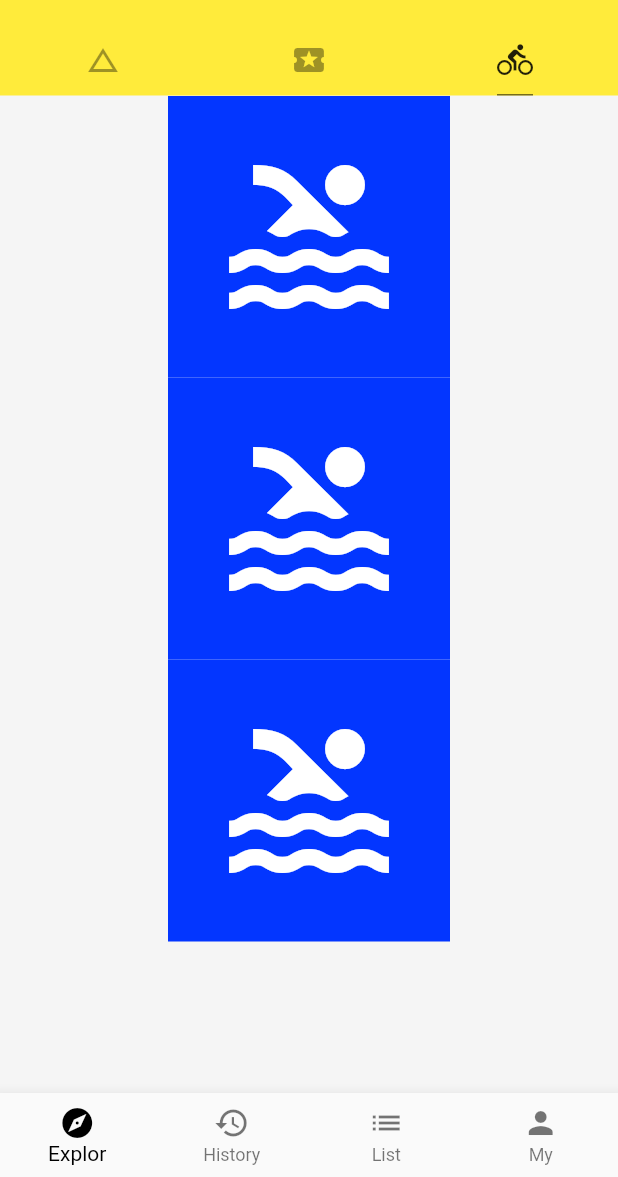
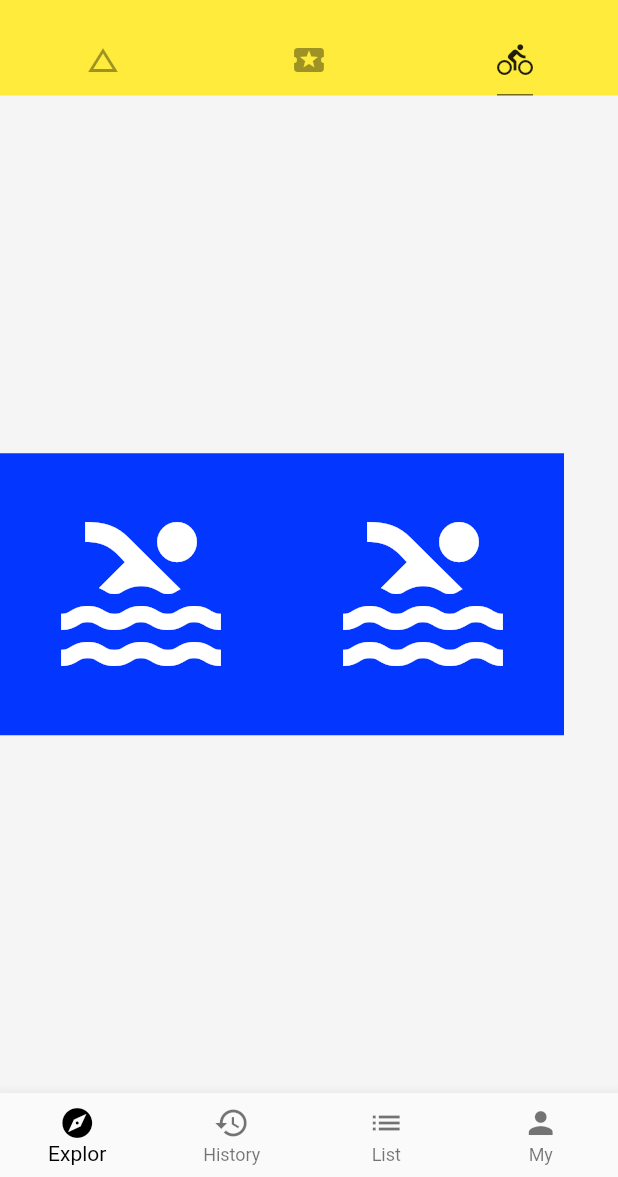
Before and after one commit to Orangem21/flutter, a Flutter app: the screen it shows after launch, tab 3 chosen, on a phone screen of 412 x 824 dp, the part 59-1236 px from its top. Run offline on Flutter 3.47's test engine with Material 2 defaults, Android fonts, the phone set to English and light mode, and no system bars; network calls fail.

```diff
--- a/lib/demo/LayoutsDemo.dart
+++ b/lib/demo/LayoutsDemo.dart
@@ -4,12 +4,14 @@ class LayoutsDemo extends StatelessWidget {
   @override
     Widget build(BuildContext context) {
 
-      return Column(
-        children: <Widget>[
-          IconBadge(Icons.pool,size:128.0),
-          IconBadge(Icons.pool,size:128.0),
-          IconBadge(Icons.pool,size:128.0),
-        ],
+      return Container(
+        child: Row(
+          children: <Widget>[
+            IconBadge(Icons.pool,size:128.0),
+            IconBadge(Icons.pool,size:128.0),
+
+          ],
+        ),
       );
     }
 }
```
